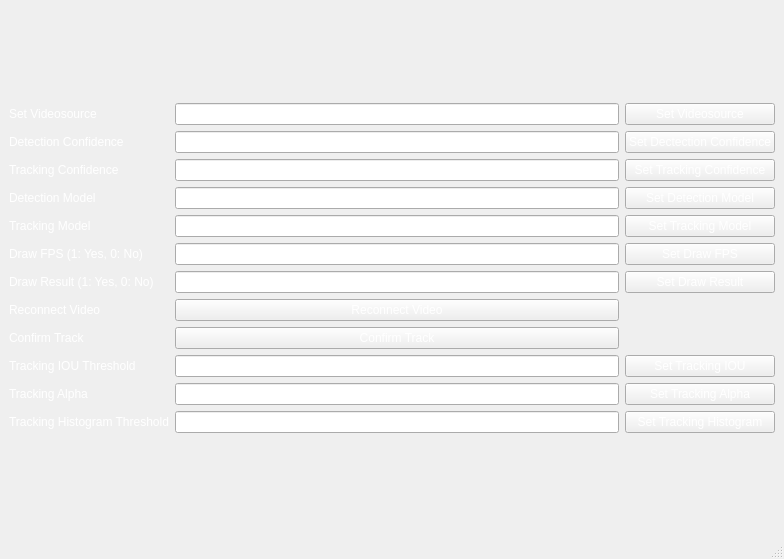
kimphg/RWS_CU, file RSS_CU_n/control_center_dialog.ui: the form before one commit.
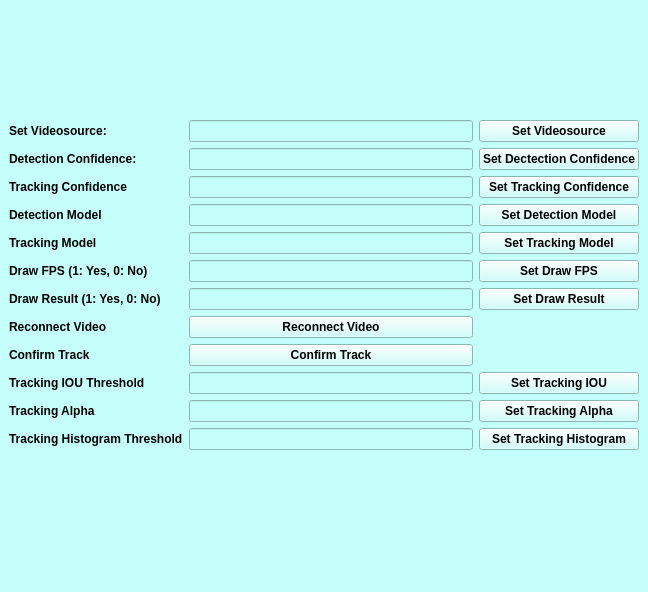
The form after the commit.

Patch:
```diff
--- a/RSS_CU_n/control_center_dialog.ui
+++ b/RSS_CU_n/control_center_dialog.ui
@@ -6,12 +6,15 @@
    <rect>
     <x>0</x>
     <y>0</y>
-    <width>784</width>
-    <height>559</height>
+    <width>648</width>
+    <height>592</height>
    </rect>
   </property>
   <property name="windowTitle">
-   <string>Control Center dialog</string>
+   <string>Control Center (TEST)</string>
+  </property>
+  <property name="styleSheet">
+   <string notr="true">background-color: rgb(196, 255, 251);</string>
   </property>
   <widget class="QWidget" name="centralwidget">
    <layout class="QVBoxLayout" name="verticalLayout">
@@ -19,18 +22,32 @@
      <layout class="QGridLayout" name="gridLayout">
       <item row="0" column="0">
        <widget class="QLabel" name="label">
+        <property name="font">
+         <font>
+          <pointsize>9</pointsize>
+          <weight>75</weight>
+          <bold>true</bold>
+         </font>
+        </property>
         <property name="styleSheet">
-         <string notr="true">color: rgb(255, 255, 255);</string>
+         <string notr="true">color: rgb(0, 0, 0);</string>
         </property>
         <property name="text">
-         <string>Set Videosource</string>
+         <string>Set Videosource: </string>
         </property>
        </widget>
       </item>
       <item row="9" column="0">
        <widget class="QLabel" name="label_10">
+        <property name="font">
+         <font>
+          <pointsize>9</pointsize>
+          <weight>75</weight>
+          <bold>true</bold>
+         </font>
+        </property>
         <property name="styleSheet">
-         <string notr="true">color: rgb(255, 255, 255);</string>
+         <string notr="true">color: rgb(0, 0, 0);;</string>
         </property>
         <property name="text">
          <string>Tracking IOU Threshold</string>
@@ -39,15 +56,29 @@
       </item>
       <item row="1" column="2">
        <widget class="QLineEdit" name="lineEdit_2">
+        <property name="font">
+         <font>
+          <pointsize>9</pointsize>
+          <weight>75</weight>
+          <bold>true</bold>
+         </font>
+        </property>
         <property name="styleSheet">
-         <string notr="true">color: rgb(255, 255, 255);</string>
+         <string notr="true">color: rgb(0, 0, 0);</string>
         </property>
        </widget>
       </item>
       <item row="7" column="0">
        <widget class="QLabel" name="label_8">
+        <property name="font">
+         <font>
+          <pointsize>9</pointsize>
+          <weight>75</weight>
+          <bold>true</bold>
+         </font>
+        </property>
         <property name="styleSheet">
-         <string notr="true">color: rgb(255, 255, 255);</string>
+         <string notr="true">color: rgb(0, 0, 0);</string>
         </property>
         <property name="text">
          <string>Reconnect Video</string>
@@ -56,8 +87,15 @@
       </item>
       <item row="4" column="0">
        <widget class="QLabel" name="label_5">
+        <property name="font">
+         <font>
+          <pointsize>9</pointsize>
+          <weight>75</weight>
+          <bold>true</bold>
+         </font>
+        </property>
         <property name="styleSheet">
-         <string notr="true">color: rgb(255, 255, 255);</string>
+         <string notr="true">color: rgb(0, 0, 0);</string>
         </property>
         <property name="text">
          <string>Tracking Model</string>
@@ -66,8 +104,15 @@
       </item>
       <item row="6" column="0">
        <widget class="QLabel" name="label_7">
+        <property name="font">
+         <font>
+          <pointsize>9</pointsize>
+          <weight>75</weight>
+          <bold>true</bold>
+         </font>
+        </property>
         <property name="styleSheet">
-         <string notr="true">color: rgb(255, 255, 255);</string>
+         <string notr="true">color: rgb(0, 0, 0);</string>
         </property>
         <property name="text">
          <string>Draw Result (1: Yes, 0: No)</string>
@@ -76,8 +121,15 @@
       </item>
       <item row="11" column="0">
        <widget class="QLabel" name="label_12">
+        <property name="font">
+         <font>
+          <pointsize>9</pointsize>
+          <weight>75</weight>
+          <bold>true</bold>
+         </font>
+        </property>
         <property name="styleSheet">
-         <string notr="true">color: rgb(255, 255, 255);</string>
+         <string notr="true">color: rgb(0, 0, 0);</string>
         </property>
         <property name="text">
          <string>Tracking Histogram Threshold</string>
@@ -86,8 +138,15 @@
       </item>
       <item row="2" column="0">
        <widget class="QLabel" name="label_3">
+        <property name="font">
+         <font>
+          <pointsize>9</pointsize>
+          <weight>75</weight>
+          <bold>true</bold>
+         </font>
+        </property>
         <property name="styleSheet">
-         <string notr="true">color: rgb(255, 255, 255);</string>
+         <string notr="true">color: rgb(0, 0, 0);</string>
         </property>
         <property name="text">
          <string>Tracking Confidence</string>
@@ -96,15 +155,29 @@
       </item>
       <item row="2" column="2">
        <widget class="QLineEdit" name="lineEdit_3">
+        <property name="font">
+         <font>
+          <pointsize>9</pointsize>
+          <weight>75</weight>
+          <bold>true</bold>
+         </font>
+        </property>
         <property name="styleSheet">
-         <string notr="true">color: rgb(255, 255, 255);</string>
+         <string notr="true">color: rgb(0, 0, 0);</string>
         </property>
        </widget>
       </item>
       <item row="10" column="0">
        <widget class="QLabel" name="label_11">
+        <property name="font">
+         <font>
+          <pointsize>9</pointsize>
+          <weight>75</weight>
+          <bold>true</bold>
+         </font>
+        </property>
         <property name="styleSheet">
-         <string notr="true">color: rgb(255, 255, 255);</string>
+         <string notr="true">color: rgb(0, 0, 0);</string>
         </property>
         <property name="text">
          <string>Tracking Alpha</string>
@@ -113,8 +186,15 @@
       </item>
       <item row="5" column="0">
        <widget class="QLabel" name="label_6">
+        <property name="font">
+         <font>
+          <pointsize>9</pointsize>
+          <weight>75</weight>
+          <bold>true</bold>
+         </font>
+        </property>
         <property name="styleSheet">
-         <string notr="true">color: rgb(255, 255, 255);</string>
+         <string notr="true">color: rgb(0, 0, 0);</string>
         </property>
         <property name="text">
          <string>Draw FPS (1: Yes, 0: No)</string>
@@ -123,8 +203,15 @@
       </item>
       <item row="3" column="0">
        <widget class="QLabel" name="label_4">
+        <property name="font">
+         <font>
+          <pointsize>9</pointsize>
+          <weight>75</weight>
+          <bold>true</bold>
+         </font>
+        </property>
         <property name="styleSheet">
-         <string notr="true">color: rgb(255, 255, 255);</string>
+         <string notr="true">color: rgb(0, 0, 0);</string>
         </property>
         <property name="text">
          <string>Detection Model</string>
@@ -133,18 +220,32 @@
       </item>
       <item row="1" column="0">
        <widget class="QLabel" name="label_2">
+        <property name="font">
+         <font>
+          <pointsize>9</pointsize>
+          <weight>75</weight>
+          <bold>true</bold>
+         </font>
+        </property>
         <property name="styleSheet">
-         <string notr="true">color: rgb(255, 255, 255);</string>
+         <string notr="true">color: rgb(0, 0, 0);</string>
         </property>
         <property name="text">
-         <string>Detection Confidence</string>
+         <string>Detection Confidence: </string>
         </property>
        </widget>
       </item>
       <item row="8" column="0">
        <widget class="QLabel" name="label_9">
+        <property name="font">
+         <font>
+          <pointsize>9</pointsize>
+          <weight>75</weight>
+          <bold>true</bold>
+         </font>
+        </property>
         <property name="styleSheet">
-         <string notr="true">color: rgb(255, 255, 255);</string>
+         <string notr="true">color: rgb(0, 0, 0);</string>
         </property>
         <property name="text">
          <string>Confirm Track</string>
@@ -153,43 +254,86 @@
       </item>
       <item row="0" column="2">
        <widget class="QLineEdit" name="lineEdit">
+        <property name="font">
+         <font>
+          <pointsize>9</pointsize>
+          <weight>75</weight>
+          <bold>true</bold>
+         </font>
+        </property>
         <property name="styleSheet">
-         <string notr="true">color: rgb(255, 255, 255);</string>
+         <string notr="true">color: rgb(0, 0, 0);</string>
         </property>
        </widget>
       </item>
       <item row="4" column="2">
        <widget class="QLineEdit" name="lineEdit_5">
+        <property name="font">
+         <font>
+          <pointsize>9</pointsize>
+          <weight>75</weight>
+          <bold>true</bold>
+         </font>
+        </property>
         <property name="styleSheet">
-         <string notr="true">color: rgb(255, 255, 255);</string>
+         <string notr="true">color: rgb(0, 0, 0);</string>
         </property>
        </widget>
       </item>
       <item row="3" column="2">
        <widget class="QLineEdit" name="lineEdit_4">
+        <property name="font">
+         <font>
+          <pointsize>9</pointsize>
+          <weight>75</weight>
+          <bold>true</bold>
+         </font>
+        </property>
         <property name="styleSheet">
-         <string notr="true">color: rgb(255, 255, 255);</string>
+         <string notr="true">color: rgb(0, 0, 0);
+</string>
         </property>
        </widget>
       </item>
       <item row="5" column="2">
        <widget class="QLineEdit" name="lineEdit_6">
+        <property name="font">
+         <font>
+          <pointsize>9</pointsize>
+          <weight>75</weight>
+          <bold>true</bold>
+         </font>
+        </property>
         <property name="styleSheet">
-         <string notr="true">color: rgb(255, 255, 255);</string>
+         <string notr="true">color: rgb(0, 0, 0);</string>
         </property>
        </widget>
       </item>
       <item row="6" column="2">
        <widget class="QLineEdit" name="lineEdit_7">
+        <property name="font">
+         <font>
+          <pointsize>9</pointsize>
+          <weight>75</weight>
+          <bold>true</bold>
+         </font>
+        </property>
         <property name="styleSheet">
-         <string notr="true">color: rgb(255, 255, 255);</string>
+         <string notr="true">color: rgb(0, 0, 0);</string>
         </property>
        </widget>
       </item>
       <item row="7" column="2">
        <widget class="QPushButton" name="pushButton">
+        <property name="font">
+         <font>
+          <pointsize>9</pointsize>
+          <weight>75</weight>
+          <bold>true</bold>
+         </font>
+        </property>
         <property name="styleSheet">
-         <string notr="true">color: rgb(255, 255, 255);</string>
+         <string notr="true">color: rgb(0, 0, 0);</string>
         </property>
         <property name="text">
          <string>Reconnect Video</string>
@@ -198,8 +342,15 @@
       </item>
       <item row="8" column="2">
        <widget class="QPushButton" name="pushButton_2">
+        <property name="font">
+         <font>
+          <pointsize>9</pointsize>
+          <weight>75</weight>
+          <bold>true</bold>
+         </font>
+        </property>
         <property name="styleSheet">
-         <string notr="true">color: rgb(255, 255, 255);</string>
+         <string notr="true">color: rgb(0, 0, 0);</string>
         </property>
         <property name="text">
          <string>Confirm Track</string>
@@ -208,29 +359,57 @@
       </item>
       <item row="9" column="2">
        <widget class="QLineEdit" name="lineEdit_8">
+        <property name="font">
+         <font>
+          <pointsize>9</pointsize>
+          <weight>75</weight>
+          <bold>true</bold>
+         </font>
+        </property>
         <property name="styleSheet">
-         <string notr="true">color: rgb(255, 255, 255);</string>
+         <string notr="true">color: rgb(0, 0, 0);</string>
         </property>
        </widget>
       </item>
       <item row="10" column="2">
        <widget class="QLineEdit" name="lineEdit_9">
+        <property name="font">
+         <font>
+          <pointsize>9</pointsize>
+          <weight>75</weight>
+          <bold>true</bold>
+         </font>
+        </property>
         <property name="styleSheet">
-         <string notr="true">color: rgb(255, 255, 255);</string>
+         <string notr="true">color: rgb(0, 0, 0);</string>
         </property>
        </widget>
       </item>
       <item row="11" column="2">
        <widget class="QLineEdit" name="lineEdit_10">
+        <property name="font">
+         <font>
+          <pointsize>9</pointsize>
+          <weight>75</weight>
+          <bold>true</bold>
+         </font>
+        </property>
         <property name="styleSheet">
-         <string notr="true">color: rgb(255, 255, 255);</string>
+         <string notr="true">color: rgb(0, 0, 0);</string>
         </property>
        </widget>
       </item>
       <item row="0" column="3">
        <widget class="QPushButton" name="pushButton_3">
+        <property name="font">
+         <font>
+          <pointsize>9</pointsize>
+          <weight>75</weight>
+          <bold>true</bold>
+         </font>
+        </property>
         <property name="styleSheet">
-         <string notr="true">color: rgb(255, 255, 255);</string>
+         <string notr="true">color: rgb(0, 0, 0);</string>
         </property>
         <property name="text">
          <string>Set Videosource</string>
@@ -239,8 +418,15 @@
       </item>
       <item row="1" column="3">
        <widget class="QPushButton" name="pushButton_4">
+        <property name="font">
+         <font>
+          <pointsize>9</pointsize>
+          <weight>75</weight>
+          <bold>true</bold>
+         </font>
+        </property>
         <property name="styleSheet">
-         <string notr="true">color: rgb(255, 255, 255);</string>
+         <string notr="true">color: rgb(0, 0, 0);</string>
         </property>
         <property name="text">
          <string>Set Dectection Confidence</string>
@@ -249,8 +435,15 @@
       </item>
       <item row="2" column="3">
        <widget class="QPushButton" name="pushButton_5">
+        <property name="font">
+         <font>
+          <pointsize>9</pointsize>
+          <weight>75</weight>
+          <bold>true</bold>
+         </font>
+        </property>
         <property name="styleSheet">
-         <string notr="true">color: rgb(255, 255, 255);</string>
+         <string notr="true">color: rgb(0, 0, 0);</string>
         </property>
         <property name="text">
          <string>Set Tracking Confidence</string>
@@ -259,8 +452,15 @@
       </item>
       <item row="3" column="3">
        <widget class="QPushButton" name="pushButton_6">
+        <property name="font">
+         <font>
+          <pointsize>9</pointsize>
+          <weight>75</weight>
+          <bold>true</bold>
+         </font>
+        </property>
         <property name="styleSheet">
-         <string notr="true">color: rgb(255, 255, 255);</string>
+         <string notr="true">color: rgb(0, 0, 0);</string>
         </property>
         <property name="text">
          <string>Set Detection Model</string>
@@ -269,8 +469,15 @@
       </item>
       <item row="4" column="3">
        <widget class="QPushButton" name="pushButton_7">
+        <property name="font">
+         <font>
+          <pointsize>9</pointsize>
+          <weight>75</weight>
+          <bold>true</bold>
+         </font>
+        </property>
         <property name="styleSheet">
-         <string notr="true">color: rgb(255, 255, 255);</string>
+         <string notr="true">color: rgb(0, 0, 0);</string>
         </property>
         <property name="text">
          <string>Set Tracking Model</string>
@@ -279,8 +486,15 @@
       </item>
       <item row="5" column="3">
        <widget class="QPushButton" name="pushButton_8">
+        <property name="font">
+         <font>
+          <pointsize>9</pointsize>
+          <weight>75</weight>
+          <bold>true</bold>
+         </font>
+        </property>
         <property name="styleSheet">
-         <string notr="true">color: rgb(255, 255, 255);</string>
+         <string notr="true">color: rgb(0, 0, 0);</string>
         </property>
         <property name="text">
          <string>Set Draw FPS</string>
@@ -289,8 +503,15 @@
       </item>
       <item row="6" column="3">
        <widget class="QPushButton" name="pushButton_9">
+        <property name="font">
+         <font>
+          <pointsize>9</pointsize>
+          <weight>75</weight>
+          <bold>true</bold>
+         </font>
+        </property>
         <property name="styleSheet">
-         <string notr="true">color: rgb(255, 255, 255);</string>
+         <string notr="true">color: rgb(0, 0, 0);</string>
         </property>
         <property name="text">
          <string>Set Draw Result</string>
@@ -299,8 +520,15 @@
       </item>
       <item row="11" column="3">
        <widget class="QPushButton" name="pushButton_10">
+        <property name="font">
+         <font>
+          <pointsize>9</pointsize>
+          <weight>75</weight>
+          <bold>true</bold>
+         </font>
+        </property>
         <property name="styleSheet">
-         <string notr="true">color: rgb(255, 255, 255);</string>
+         <string notr="true">color: rgb(0, 0, 0);</string>
         </property>
         <property name="text">
          <string>Set Tracking Histogram</string>
@@ -309,8 +537,15 @@
       </item>
       <item row="10" column="3">
        <widget class="QPushButton" name="pushButton_11">
+        <property name="font">
+         <font>
+          <pointsize>9</pointsize>
+          <weight>75</weight>
+          <bold>true</bold>
+         </font>
+        </property>
         <property name="styleSheet">
-         <string notr="true">color: rgb(255, 255, 255);</string>
+         <string notr="true">color: rgb(0, 0, 0);</string>
         </property>
         <property name="text">
          <string>Set Tracking Alpha</string>
@@ -319,8 +554,15 @@
       </item>
       <item row="9" column="3">
        <widget class="QPushButton" name="pushButton_12">
+        <property name="font">
+         <font>
+          <pointsize>9</pointsize>
+          <weight>75</weight>
+          <bold>true</bold>
+         </font>
+        </property>
         <property name="styleSheet">
-         <string notr="true">color: rgb(255, 255, 255);</string>
+         <string notr="true">color: rgb(0, 0, 0);</string>
         </property>
         <property name="text">
          <string>Set Tracking IOU</string>
```
Left out of the diff: 2 changed lines with no effect on the pictures.
